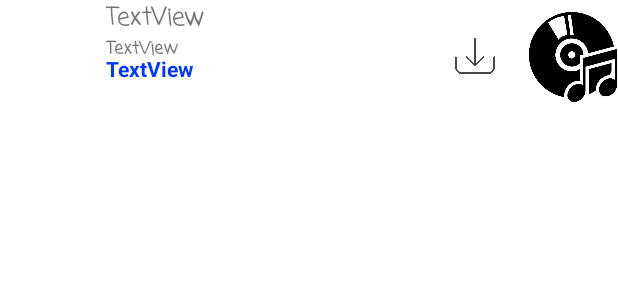
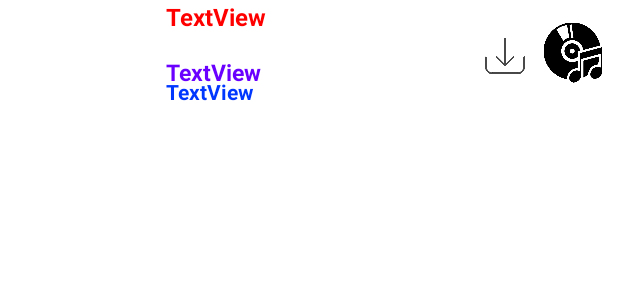
Before and after one commit to Adictos-Al-Codigo/SpotMelody, an Android app: the layout layout_list_view_item.xml on its own in the app's theme, with its tools: preview values and no code run, on a phone screen of 412 x 824 dp. Shown: the top 300 px of the screen. Run offline under Robolectric (Android 15) with nearby library versions, the phone set to English and light mode, and no system bars.

Commit message:
Fronted actualizado

```diff
--- a/app/src/main/res/layout/layout_list_view_item.xml
+++ b/app/src/main/res/layout/layout_list_view_item.xml
@@ -7,8 +7,8 @@
 
     <ImageView
         android:id="@+id/imgPhoto"
-        android:layout_width="60dp"
-        android:layout_height="60dp"
+        android:layout_width="100dp"
+        android:layout_height="100dp"
         android:layout_gravity="center"
         android:layout_marginLeft="5dp"
         android:layout_marginRight="5dp"
@@ -27,19 +27,19 @@
             android:layout_width="match_parent"
             android:layout_height="40dp"
             android:layout_weight="1"
-            android:fontFamily="casual"
+            android:textColor="#FF0000"
             android:text="TextView"
             android:textSize="16sp"
             android:textStyle="bold" />
 
         <TextView
             android:id="@+id/txtArtistName"
-            android:layout_width="match_parent"
-            android:layout_height="49dp"
+            android:layout_width="wrap_content"
+            android:layout_height="wrap_content"
             android:layout_weight="1"
-            android:fontFamily="casual"
+            android:textColor="#6A00FF"
             android:text="TextView"
-            android:textSize="12sp"
+            android:textSize="15dp"
             android:textStyle="bold" />
 
         <TextView
@@ -50,7 +50,7 @@
             android:text="TextView"
             android:textColor="#0037FF"
             android:textStyle="bold"
-            android:translationY="-20dp" />
+            android:translationY="-5dp" />
 
     </LinearLayout>
 
@@ -68,10 +68,11 @@
 
     <ImageView
         android:id="@+id/mostrar_album"
-        android:layout_width="60dp"
-        android:layout_height="60dp"
+        android:layout_width="40dp"
+        android:layout_height="40dp"
         android:onClick="mostrarAlbumOnClick"
         android:src="@drawable/album"
-        android:translationY="8dp" />
+        android:translationX="-10dp"
+        android:translationY="15dp" />
 
 </LinearLayout>
```
